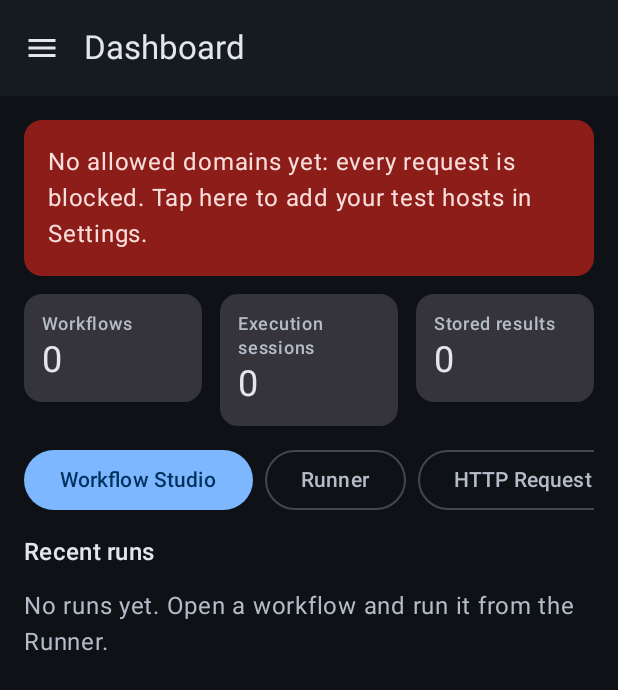
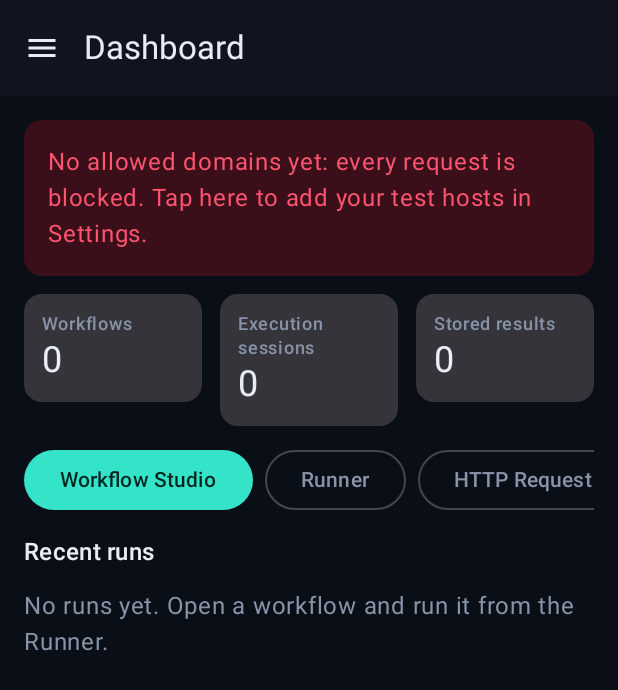
Before and after one commit to mrtada50/Flowforge-android, an Android app built with Jetpack Compose: the screen it shows after launch (MainActivity), on a phone screen of 412 x 824 dp. Shown: the top 690 px of the screen. Run offline under Robolectric (Android 15) with nearby library versions, the phone set to English and light mode, and no system bars; our stand-ins replace Room's generated code; pictures from the network do not load.

Commit message:
v12: OpenBullet-inspired theme and status colors

```diff
--- a/app/src/main/kotlin/com/flowforge/android/ui/theme/Theme.kt
+++ b/app/src/main/kotlin/com/flowforge/android/ui/theme/Theme.kt
@@ -5,17 +5,47 @@ import androidx.compose.material3.darkColorScheme
 import androidx.compose.runtime.Composable
 import androidx.compose.ui.graphics.Color
 
+/**
+ * OpenBullet-inspired palette: near-black navy surfaces, a cyan "brand" accent for actions and
+ * selection, and a fixed set of status colors used everywhere a run/result status is shown
+ * (runner tiles, result chips, node headers) so the same status always reads the same color.
+ */
+object FFColors {
+    val bg = Color(0xFF0A0E16)
+    val surface = Color(0xFF0F1420)
+    val surfaceRaised = Color(0xFF151B2B)
+    val border = Color(0xFF232B40)
+    val cyan = Color(0xFF34E3C8)
+    val cyanDim = Color(0xFF1C7A6C)
+    val blue = Color(0xFF4C8DFF)
+    val textPrimary = Color(0xFFE7ECF5)
+    val textMuted = Color(0xFF8893A8)
+
+    val success = Color(0xFF2ED47A)
+    val fail = Color(0xFFFF5470)
+    val warn = Color(0xFFFFB23F)
+    val ban = Color(0xFFFF8A3D)
+    val retry = Color(0xFFC792EA)
+    val neutral = Color(0xFF5B6B85)
+    val skip = Color(0xFF6B7690)
+}
+
 private val FlowForgeColors = darkColorScheme(
-    primary = Color(0xFF7CB7FF),
-    onPrimary = Color(0xFF00315C),
-    secondary = Color(0xFF9FD6B5),
-    background = Color(0xFF0E1116),
-    onBackground = Color(0xFFE3E6EB),
-    surface = Color(0xFF161B22),
-    onSurface = Color(0xFFE3E6EB),
-    surfaceVariant = Color(0xFF212833),
-    onSurfaceVariant = Color(0xFFB4BCC8),
-    error = Color(0xFFFF8A80),
+    primary = FFColors.cyan,
+    onPrimary = Color(0xFF00241F),
+    secondary = FFColors.success,
+    onSecondary = Color(0xFF002C14),
+    tertiary = FFColors.blue,
+    background = FFColors.bg,
+    onBackground = FFColors.textPrimary,
+    surface = FFColors.surface,
+    onSurface = FFColors.textPrimary,
+    surfaceVariant = FFColors.surfaceRaised,
+    onSurfaceVariant = FFColors.textMuted,
+    outline = FFColors.border,
+    error = FFColors.fail,
+    errorContainer = Color(0xFF3A0F1A),
+    onErrorContainer = FFColors.fail,
 )
 
 @Composable
```
Also changed, not shown: app/src/main/kotlin/com/flowforge/android/features/editor/EditorScreen.kt (+10 -5 lines), app/src/main/kotlin/com/flowforge/android/features/results/ResultsScreen.kt (+16 -7 lines), app/src/main/kotlin/com/flowforge/android/features/runner/RunnerScreen.kt (+34 -14 lines), app/src/main/kotlin/com/flowforge/android/ui/theme/StatusColors.kt (added, +24 -0 lines).
